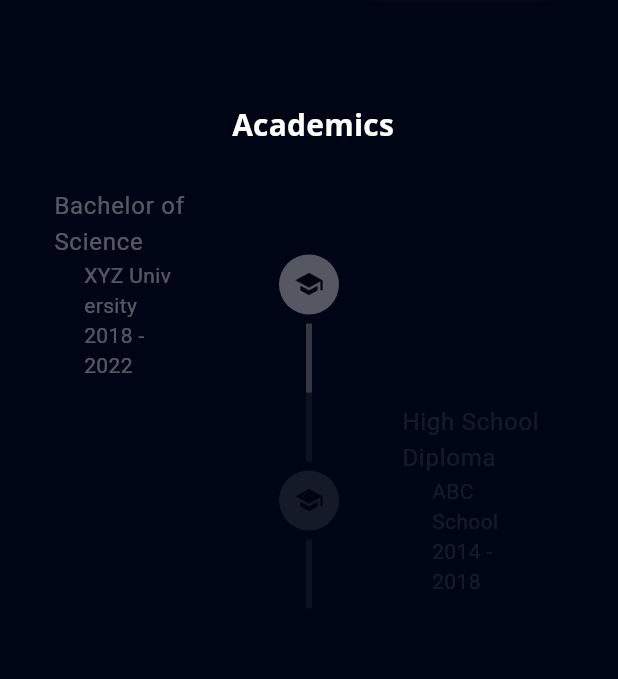
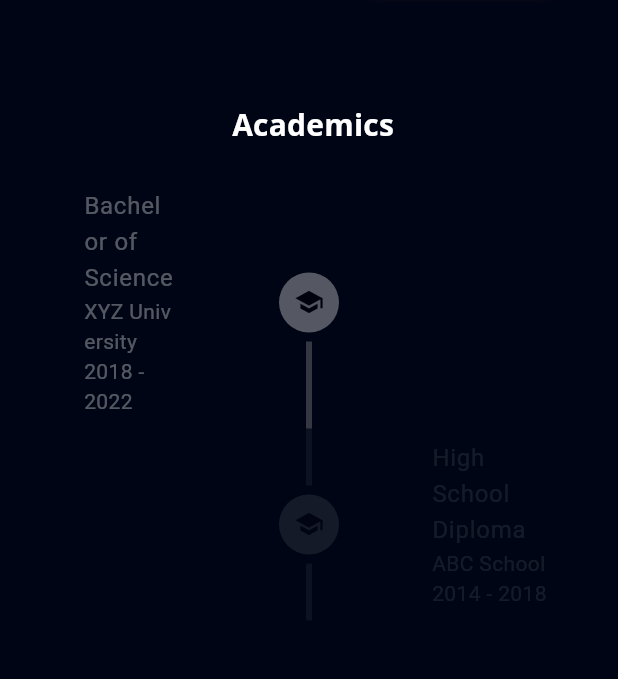
Before and after one commit to Naincy04/My-Portfolio-App, a Flutter app: the screen it shows after launch, scrolled down 1152 dp, on a phone screen of 412 x 824 dp, the part 116-795 px from its top. Run offline on Flutter 3.47's test engine with Material 3 defaults, Android fonts, the phone set to English and light mode, and no system bars; our stand-ins replace flutter_svg, font_awesome_flutter, get, google_fonts, photo_view, timeline_tile.

Commit message:
5 Feb 2024, 15:29

```diff
--- a/lib/academics/animated_timeline_item.dart
+++ b/lib/academics/animated_timeline_item.dart
@@ -72,13 +72,9 @@ class _AnimatedTimelineItemState extends State<AnimatedTimelineItem>
             : null,
         endChild: widget.index.isOdd
             ? Responsive.isDesktop(context)
-                ? Padding(
-                    padding: const EdgeInsets.only(left: defaultPadding * 24),
-                    child: TimelineItem(academicDetail: widget.academicDetail),
-                  )
+                ? TimelineItem(academicDetail: widget.academicDetail)
                 : Padding(
-                    padding:
-                        const EdgeInsets.symmetric(horizontal: defaultPadding),
+                    padding: const EdgeInsets.only(left: defaultPadding),
                     child: TimelineItem(academicDetail: widget.academicDetail),
                   )
             : null,
--- a/lib/academics/timeline_item.dart
+++ b/lib/academics/timeline_item.dart
@@ -19,11 +19,18 @@ class TimelineItem extends StatelessWidget {
     return ListTile(
       textColor: Colors.white,
 
-      title: Text(academicDetail.degree),
-
+      title: Responsive.isDesktop(context)
+          ? Padding(
+              padding: const EdgeInsets.only(left: defaultPadding * 12),
+              child: Text(academicDetail.degree),
+            )
+          : Padding(
+              padding: const EdgeInsets.symmetric(horizontal: defaultPadding),
+              child: Text(academicDetail.degree),
+            ),
       subtitle: Responsive.isDesktop(context)
           ? Padding(
-              padding: const EdgeInsets.only(left: defaultPadding * 16),
+              padding: const EdgeInsets.only(left: defaultPadding * 12),
               child: Text(
                   '${academicDetail.institution}\n${academicDetail.duration}'),
             )
```
